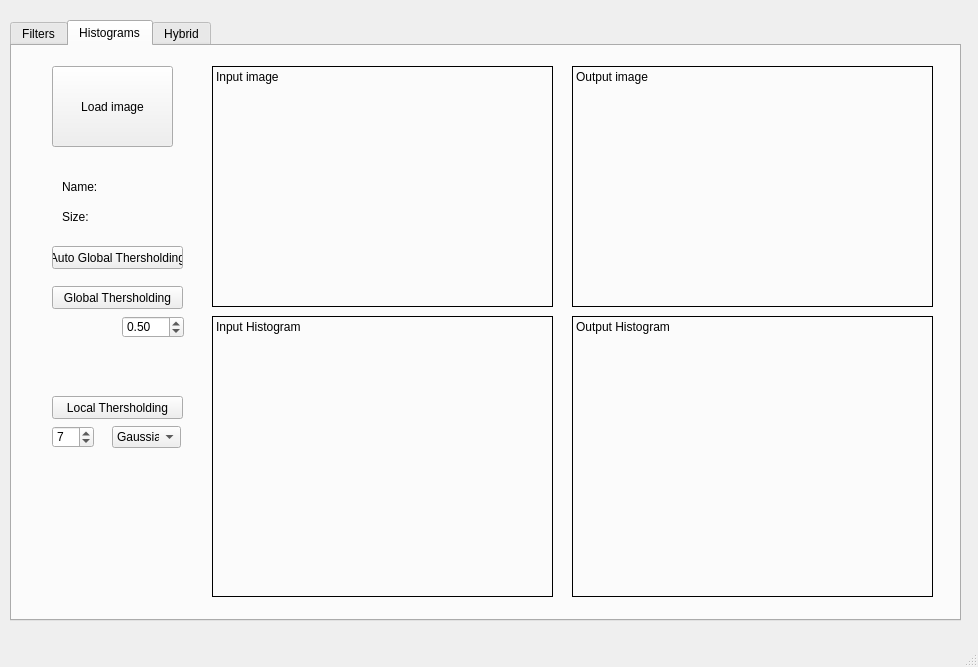
Bravewarrior0/Computer-Vision, file MainWindow.ui: the form before one commit.
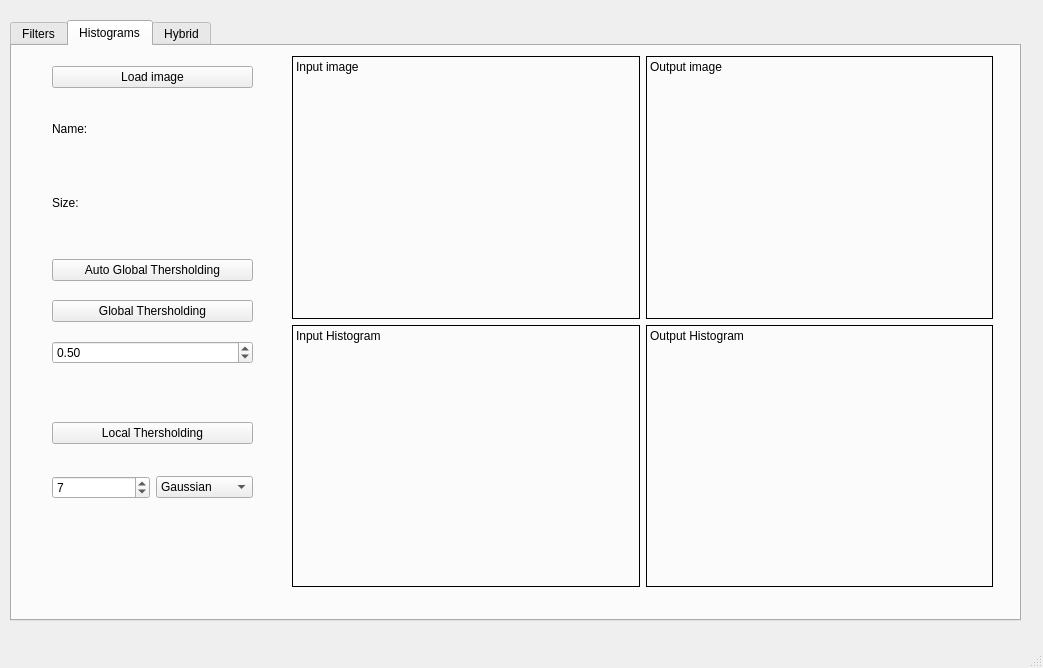
The form after the commit. The open tabs and pages were chosen to show the change.

```diff
--- a/MainWindow.ui
+++ b/MainWindow.ui
@@ -6,8 +6,8 @@
    <rect>
     <x>0</x>
     <y>0</y>
-    <width>978</width>
-    <height>667</height>
+    <width>1043</width>
+    <height>668</height>
    </rect>
   </property>
   <property name="minimumSize">
@@ -28,7 +28,7 @@
      <rect>
       <x>10</x>
       <y>20</y>
-      <width>951</width>
+      <width>1011</width>
       <height>601</height>
      </rect>
     </property>
@@ -343,50 +343,18 @@
      <attribute name="title">
       <string>Histograms</string>
      </attribute>
-     <widget class="QLabel" name="label_histograms_houtput">
+     <widget class="QWidget" name="">
       <property name="geometry">
        <rect>
-        <x>560</x>
-        <y>270</y>
-        <width>361</width>
-        <height>281</height>
+        <x>280</x>
+        <y>10</y>
+        <width>701</width>
+        <height>531</height>
        </rect>
       </property>
-      <property name="frameShape">
-       <enum>QFrame::Box</enum>
-      </property>
-      <property name="text">
-       <string>Output Histogram</string>
-      </property>
-      <property name="textFormat">
-       <enum>Qt::PlainText</enum>
-      </property>
-      <property name="alignment">
-       <set>Qt::AlignLeading|Qt::AlignLeft|Qt::AlignTop</set>
-      </property>
-     </widget>
-     <widget class="QPushButton" name="pushButton_histograms_load">
-      <property name="geometry">
-       <rect>
-        <x>40</x>
-        <y>20</y>
-        <width>121</width>
-        <height>81</height>
-       </rect>
-      </property>
-      <property name="text">
-       <string>Load image</string>
-      </property>
-     </widget>
+      <layout class="QGridLayout" name="gridLayout">
+       <item row="0" column="0">
      <widget class="QLabel" name="label_histograms_input">
-      <property name="geometry">
-       <rect>
-        <x>200</x>
-        <y>20</y>
-        <width>341</width>
-        <height>241</height>
-       </rect>
-      </property>
       <property name="frameShape">
        <enum>QFrame::Box</enum>
       </property>
@@ -397,15 +365,9 @@
        <set>Qt::AlignLeading|Qt::AlignLeft|Qt::AlignTop</set>
       </property>
      </widget>
+       </item>
+       <item row="0" column="1">
      <widget class="QLabel" name="label_histograms_output">
-      <property name="geometry">
-       <rect>
-        <x>560</x>
-        <y>20</y>
-        <width>361</width>
-        <height>241</height>
-       </rect>
-      </property>
       <property name="frameShape">
        <enum>QFrame::Box</enum>
       </property>
@@ -416,41 +378,9 @@
        <set>Qt::AlignLeading|Qt::AlignLeft|Qt::AlignTop</set>
       </property>
      </widget>
-     <widget class="QLabel" name="label_10">
-      <property name="geometry">
-       <rect>
-        <x>50</x>
-        <y>160</y>
-        <width>71</width>
-        <height>21</height>
-       </rect>
-      </property>
-      <property name="text">
-       <string>Size:</string>
-      </property>
-     </widget>
-     <widget class="QLabel" name="label_11">
-      <property name="geometry">
-       <rect>
-        <x>50</x>
-        <y>130</y>
-        <width>71</width>
-        <height>21</height>
-       </rect>
-      </property>
-      <property name="text">
-       <string>Name:</string>
-      </property>
-     </widget>
+       </item>
+       <item row="1" column="0">
      <widget class="QLabel" name="label_histograms_hinput">
-      <property name="geometry">
-       <rect>
-        <x>200</x>
-        <y>270</y>
-        <width>341</width>
-        <height>281</height>
-       </rect>
-      </property>
       <property name="frameShape">
        <enum>QFrame::Box</enum>
       </property>
@@ -464,98 +394,83 @@
        <set>Qt::AlignLeading|Qt::AlignLeft|Qt::AlignTop</set>
       </property>
      </widget>
-     <widget class="QPushButton" name="pushButton_Auto_global_thershold">
+       </item>
+       <item row="1" column="1">
+        <widget class="QLabel" name="label_histograms_houtput">
+         <property name="frameShape">
+          <enum>QFrame::Box</enum>
+         </property>
+         <property name="text">
+          <string>Output Histogram</string>
+         </property>
+         <property name="textFormat">
+          <enum>Qt::PlainText</enum>
+         </property>
+         <property name="alignment">
+          <set>Qt::AlignLeading|Qt::AlignLeft|Qt::AlignTop</set>
+         </property>
+        </widget>
+       </item>
+      </layout>
+     </widget>
+     <widget class="QWidget" name="">
       <property name="geometry">
        <rect>
         <x>40</x>
         <y>200</y>
-        <width>131</width>
-        <height>23</height>
+        <width>201</width>
+        <height>131</height>
        </rect>
       </property>
+      <layout class="QGridLayout" name="gridLayout_2">
+       <item row="0" column="0">
+        <widget class="QPushButton" name="pushButton_Auto_global_thershold">
       <property name="text">
        <string>Auto Global Thersholding</string>
       </property>
      </widget>
+       </item>
+       <item row="1" column="0">
      <widget class="QPushButton" name="pushButton_globalThershold">
-      <property name="geometry">
-       <rect>
-        <x>40</x>
-        <y>240</y>
-        <width>131</width>
-        <height>23</height>
-       </rect>
-      </property>
       <property name="text">
        <string>Global Thersholding</string>
       </property>
      </widget>
+       </item>
+       <item row="2" column="0">
+        <widget class="QDoubleSpinBox" name="doubleSpinBox_Thershold_value">
+         <property name="maximum">
+          <double>1.000000000000000</double>
+         </property>
+         <property name="singleStep">
+          <double>0.010000000000000</double>
+         </property>
+         <property name="value">
+          <double>0.500000000000000</double>
+         </property>
+        </widget>
+       </item>
+      </layout>
+     </widget>
+     <widget class="QWidget" name="">
+      <property name="geometry">
+       <rect>
+        <x>40</x>
+        <y>350</y>
+        <width>201</width>
+        <height>131</height>
+       </rect>
+      </property>
+      <layout class="QGridLayout" name="gridLayout_3">
+       <item row="0" column="0" colspan="2">
      <widget class="QPushButton" name="pushButton_local_thershold">
-      <property name="geometry">
-       <rect>
-        <x>40</x>
-        <y>350</y>
-        <width>131</width>
-        <height>23</height>
-       </rect>
-      </property>
       <property name="text">
        <string>Local Thersholding</string>
       </property>
      </widget>
-     <widget class="QDoubleSpinBox" name="doubleSpinBox_Thershold_value">
-      <property name="geometry">
-       <rect>
-        <x>110</x>
-        <y>270</y>
-        <width>62</width>
-        <height>22</height>
-       </rect>
-      </property>
-      <property name="maximum">
-       <double>1.000000000000000</double>
-      </property>
-      <property name="singleStep">
-       <double>0.010000000000000</double>
-      </property>
-      <property name="value">
-       <double>0.500000000000000</double>
-      </property>
-     </widget>
-     <widget class="QComboBox" name="comboBox_thersholding_filter">
-      <property name="geometry">
-       <rect>
-        <x>100</x>
-        <y>380</y>
-        <width>69</width>
-        <height>22</height>
-       </rect>
-      </property>
-      <item>
-       <property name="text">
-        <string>Gaussian</string>
-       </property>
-      </item>
-      <item>
-       <property name="text">
-        <string>Average</string>
-       </property>
-      </item>
-      <item>
-       <property name="text">
-        <string>Median</string>
-       </property>
-      </item>
-     </widget>
+       </item>
+       <item row="1" column="0">
      <widget class="QSpinBox" name="spinBox_thershlod_filter_size">
-      <property name="geometry">
-       <rect>
-        <x>40</x>
-        <y>380</y>
-        <width>42</width>
-        <height>22</height>
-       </rect>
-      </property>
       <property name="minimum">
        <number>3</number>
       </property>
@@ -569,6 +484,61 @@
        <number>7</number>
       </property>
      </widget>
+       </item>
+       <item row="1" column="1">
+        <widget class="QComboBox" name="comboBox_thersholding_filter">
+         <item>
+          <property name="text">
+           <string>Gaussian</string>
+          </property>
+         </item>
+         <item>
+          <property name="text">
+           <string>Average</string>
+          </property>
+         </item>
+         <item>
+          <property name="text">
+           <string>Median</string>
+          </property>
+         </item>
+        </widget>
+       </item>
+      </layout>
+     </widget>
+     <widget class="QWidget" name="">
+      <property name="geometry">
+       <rect>
+        <x>40</x>
+        <y>20</y>
+        <width>201</width>
+        <height>171</height>
+       </rect>
+      </property>
+      <layout class="QGridLayout" name="gridLayout_4">
+       <item row="0" column="0">
+        <widget class="QPushButton" name="pushButton_histograms_load">
+         <property name="text">
+          <string>Load image</string>
+         </property>
+        </widget>
+       </item>
+       <item row="1" column="0">
+        <widget class="QLabel" name="label_11">
+         <property name="text">
+          <string>Name:</string>
+         </property>
+        </widget>
+       </item>
+       <item row="2" column="0">
+        <widget class="QLabel" name="label_10">
+         <property name="text">
+          <string>Size:</string>
+         </property>
+        </widget>
+       </item>
+      </layout>
+     </widget>
     </widget>
     <widget class="QWidget" name="tab_hybrid">
      <attribute name="title">
```
Left out of the diff: 411 changed lines with no effect on the pictures. Lines whose indentation alone changed are shown as unchanged.
